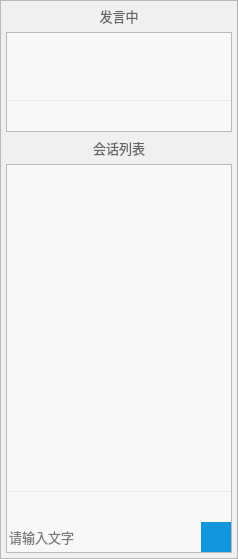
Above: Status/Resources/ui/c_chatAndInSpeechWidget.ui from StatusOnIineEducationDev/status-desktop before the change. Below: the same form after it.
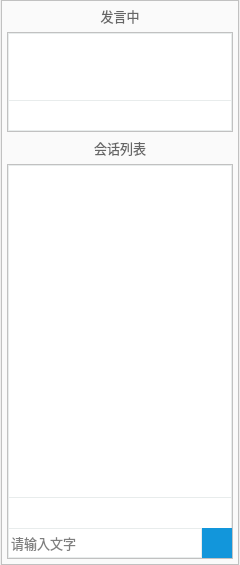
That is the form after the change. Icons and pictures are not drawn.

Patch:
```diff
--- a/Status/Resources/ui/c_chatAndInSpeechWidget.ui
+++ b/Status/Resources/ui/c_chatAndInSpeechWidget.ui
@@ -6,8 +6,8 @@
    <rect>
     <x>0</x>
     <y>0</y>
-    <width>238</width>
-    <height>559</height>
+    <width>240</width>
+    <height>565</height>
    </rect>
   </property>
   <property name="windowTitle">
@@ -45,7 +45,7 @@
      </property>
      <property name="styleSheet">
       <string notr="true">QFrame {
-	background-color: #f0f0f0;
+	background: #fafafa;
 }
 
 /*整体*/
@@ -189,9 +189,8 @@
           <widget class="QListWidget" name="chat_view">
            <property name="styleSheet">
             <string notr="true">QListWidget {
-	border: none;
-	border-bottom: 1px solid #E8ECEC;
-	background-color: #F8F8F8;
+	border: 1px solid #E8ECEC;
+	background: #ffffff;
 }
 
 </string>
@@ -250,8 +249,8 @@
            </property>
            <property name="styleSheet">
             <string notr="true">QLineEdit {
-	border: none;
-	background-color: #F8F8F8;
+	border: 1px solid #E8ECEC;
+	background: #ffffff;
 }</string>
            </property>
            <property name="placeholderText">
@@ -269,8 +268,10 @@
            </property>
            <property name="styleSheet">
             <string notr="true">QFrame {
-	border: none;
-	background-color: #F8F8F8;
+	border: 1px solid #E8ECEC;
+	border-top: none;
+	border-bottom: none;
+	background: #ffffff;
 }</string>
            </property>
            <property name="frameShape">
@@ -353,7 +354,8 @@
                </font>
               </property>
               <property name="styleSheet">
-               <string notr="true">color: red;</string>
+               <string notr="true">color: red;
+border: none;</string>
               </property>
               <property name="text">
                <string/>
@@ -475,9 +477,8 @@
           <widget class="QListWidget" name="in_speech_member_view">
            <property name="styleSheet">
             <string notr="true">QListWidget {
-	border: none;
-	border-bottom: 1px solid #E8ECEC;
-	background-color: #F8F8F8;
+	border: 1px solid #E8ECEC;
+	background: #ffffff;
 }</string>
            </property>
            <property name="horizontalScrollBarPolicy">
@@ -495,8 +496,9 @@
            </property>
            <property name="styleSheet">
             <string notr="true">QFrame {
-	border: none;
-	background-color: #F8F8F8;
+	border: 1px solid #E8ECEC;
+	border-top: none;
+	background: #ffffff;
 }</string>
            </property>
            <property name="frameShape">
```
